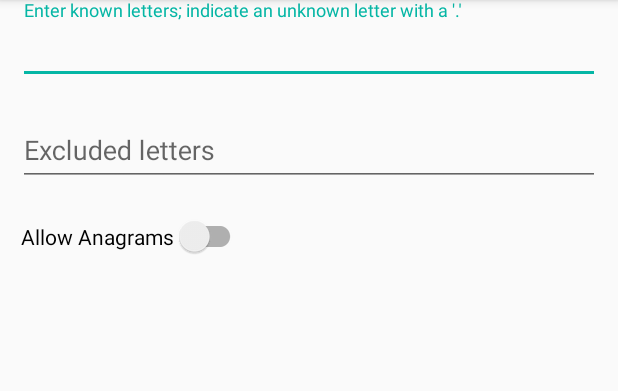
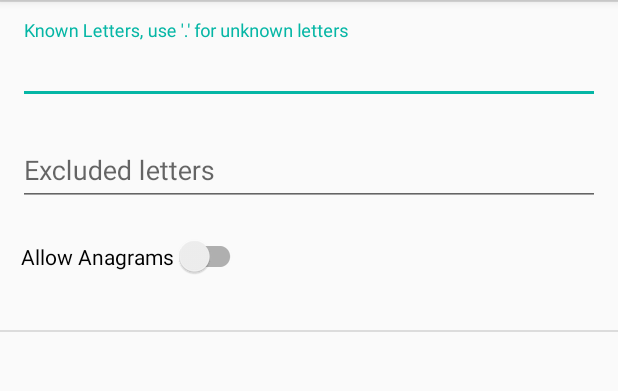
Before and after one commit to johncrawley/CrosswordPuzzleSolver, an Android app: the fragment CrosswordHelperFragment shown on its own in the app's theme, on a phone screen of 412 x 824 dp, the part 84-475 px from its top. Run offline under Robolectric (Android 15) with nearby library versions, the phone set to English and light mode, and no system bars.

Commit message:
Added dividers to tab pages and first list, to improve layout.

```diff
--- a/app/src/main/res/layout/crossword_helper.xml
+++ b/app/src/main/res/layout/crossword_helper.xml
@@ -8,6 +8,14 @@
     android:layout_width="match_parent"
     android:layout_height="wrap_content"
     tools:context=".MainActivity">
+
+    <View
+        android:id="@+id/topDivider"
+        android:layout_width="match_parent"
+        android:layout_marginBottom="@dimen/page_padding_top"
+        android:layout_height="1dp"
+        android:background="?android:attr/listDivider"/>
+
 
     <com.google.android.material.textfield.TextInputLayout
         android:id="@+id/wordInputEditTextLayout"
@@ -65,6 +73,7 @@
         android:text="@string/allow_anagrams_switch_label" />
     </LinearLayout>
 
+
     <TextView
         android:id="@+id/crosswordResultsCountTextView"
         android:layout_width="match_parent"
@@ -73,13 +82,19 @@
         android:paddingEnd="@dimen/results_count_padding_end"
         android:layout_marginHorizontal="@dimen/results_count_horizontal_margin"
         android:text="" />
+    <View
+        android:id="@+id/listDivider"
+        android:layout_width="match_parent"
+        android:layout_height="1dp"
+        android:background="?android:attr/listDivider"
 
+        />
     <ListView
         android:id="@+id/crosswordHelperList"
         android:isScrollContainer="false"
         android:layout_width="match_parent"
         android:layout_height="wrap_content"
-        android:layout_margin="8dp"
+        android:layout_marginHorizontal="@dimen/list_horizontal_margin"
         app:layout_constraintTop_toBottomOf="@+id/wordInputEditTextLayout"
         />
 
--- a/app/src/main/res/values/dimen.xml
+++ b/app/src/main/res/values/dimen.xml
@@ -5,7 +5,9 @@
     <dimen name="instruction_text_side_margin">12dp</dimen>
     <dimen name="instruction_text_size">18sp</dimen>
     <dimen name="input_text_size">26sp</dimen>
-    <dimen name="pager_top_margin">18dp</dimen>
+    <dimen name="pager_top_margin">0dp</dimen>
+    <dimen name="page_top_margin">22dp</dimen>
+    <dimen name="page_padding_top">12dp</dimen>
     <dimen name="word_exists_status_message_margin">12dp</dimen>
     <dimen name="word_exists_status_message_text_size">28sp</dimen>
     <dimen name="results_count_padding_start">12dp</dimen>
@@ -16,5 +18,6 @@
     <dimen name="input_text_margin_horizontal">12dp</dimen>
     <dimen name="switch_padding_horizontal">12dp</dimen>
     <dimen name="switch_padding_vertical">12dp</dimen>
+    <dimen name="list_horizontal_margin">8dp</dimen>
 
 </resources>
--- a/app/src/main/res/values/strings.xml
+++ b/app/src/main/res/values/strings.xml
@@ -1,7 +1,7 @@
 <resources>
     <string name="app_name">Crossword Puzzle Solver</string>
     <string name="text_placeholder" />
-    <string name="text_instructions">Enter known letters; indicate an unknown letter with a \'.\'</string>
+    <string name="text_instructions">Known Letters, use \'.\' for unknown letters</string>
     <string name="excluded_letters_text_instructions">Excluded letters</string>
     <string name="hint_enter_whole_word_check">Enter a word to see if it exists in the dictionary</string>
     <string name="tab_item_crossword_helper">Crossword Helper</string>
```
Also changed, not shown: app/src/main/res/layout/find_words.xml (+7 -0 lines), app/src/main/res/layout/word_exists.xml (+13 -1 lines).
